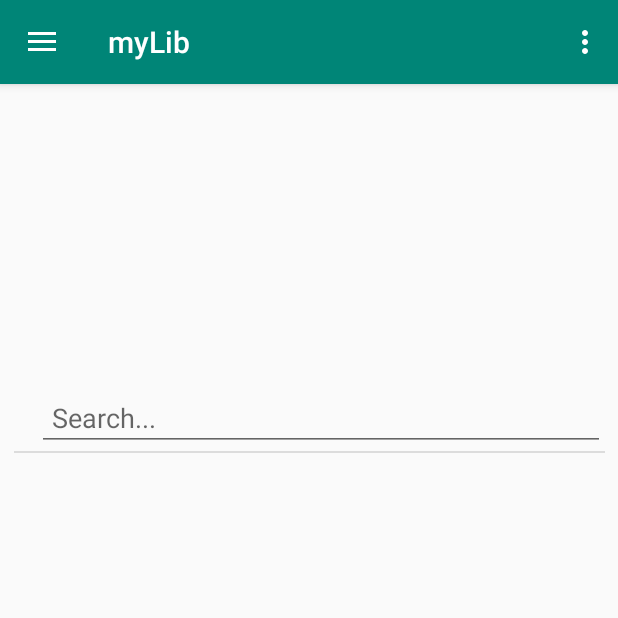
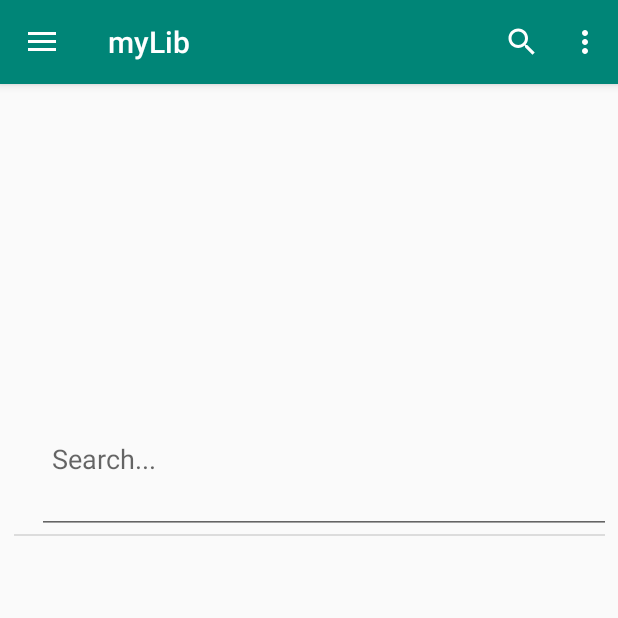
Before and after one commit to adas3000/BookStore, an Android app: the screen it shows after launch (MainActivity), on a phone screen of 412 x 824 dp, the top half of it. Run offline under Robolectric (Android 15) with nearby library versions, the phone set to English and light mode, and no system bars; our stand-ins replace Picasso; 2 statements that could not run were skipped.

Commit message:
Commit before removing listviewheader

```diff
--- a/app/build.gradle
+++ b/app/build.gradle
@@ -29,7 +29,7 @@ dependencies {
     implementation 'com.google.android.material:material:1.0.0'
     implementation 'androidx.constraintlayout:constraintlayout:1.1.3'
     implementation 'com.squareup.picasso:picasso:2.5.2'
-    implementation group: 'joda-time', name: 'joda-time', version: '2.8.1'
+    implementation group: 'joda-time', name: 'joda-time', version: '2.10'
     testImplementation 'junit:junit:4.12'
     androidTestImplementation 'androidx.test:runner:1.2.0'
     androidTestImplementation 'androidx.test.espresso:espresso-core:3.2.0'
--- a/app/src/main/java/com/example/mylib/AllBooksFragment.java
+++ b/app/src/main/java/com/example/mylib/AllBooksFragment.java
@@ -1,19 +1,18 @@
 package com.example.mylib;
 
 import android.annotation.TargetApi;
-import android.content.Context;
+
 import android.os.Bundle;
-import android.text.Editable;
-import android.text.TextWatcher;
+
 import android.view.LayoutInflater;
 import android.view.View;
 import android.view.ViewGroup;
-import android.widget.EditText;
+
 import android.widget.ListView;
-import android.widget.TextView;
 
 import androidx.annotation.NonNull;
 import androidx.annotation.Nullable;
+
 import androidx.fragment.app.Fragment;
 
 import com.example.mylib.BackPressed.IOnBackPressed;
@@ -25,9 +24,7 @@ import java.util.ArrayList;
 
 public class AllBooksFragment extends Fragment implements IOnBackPressed {
 
-    private Context context;
     private SqlManager sqlManager;
-    private boolean onlyReaden = false;
     private ArrayList<Book> bookArrayList;
     private ListView listView;
 
@@ -39,12 +36,12 @@ public class AllBooksFragment extends Fragment implements IOnBackPressed {
 
         View view = inflater.inflate(R.layout.allbooks_activity, container, false);
 
-        context = getContext();
+
         sqlManager = SqlManager.getInstance();
         bookArrayList = sqlManager.getValues();
 
         listView = view.findViewById(R.id.myListViewEmails);
-        ItemAdapter itemAdapter = new ItemAdapter(view.getContext(), bookArrayList, onlyReaden);
+        ItemAdapter itemAdapter = new ItemAdapter(view.getContext(), bookArrayList);
 
 
         LayoutInflater layoutInflater = getLayoutInflater();
@@ -56,7 +53,7 @@ public class AllBooksFragment extends Fragment implements IOnBackPressed {
 
 
         listView.setOnItemClickListener((adapterView, view1, i, l) -> {
-            Book clicked_Book = bookArrayList.get(i-1);
+            Book clicked_Book = bookArrayList.get(i - 1);
 
             SingleBookFragment nextFragment = new SingleBookFragment();
             nextFragment.setBook(clicked_Book);
@@ -64,7 +61,7 @@ public class AllBooksFragment extends Fragment implements IOnBackPressed {
         });
 
 
-        EditText editText_Search = view.findViewById(R.id.editText_Search);
+     /*   EditText editText_Search = view.findViewById(R.id.editText_Search);
         editText_Search.addTextChangedListener(new TextWatcher() {
             @Override
             public void beforeTextChanged(CharSequence charSequence, int i, int i1, int i2) {
@@ -74,8 +71,7 @@ public class AllBooksFragment extends Fragment implements IOnBackPressed {
             @Override
             public void onTextChanged(CharSequence charSequence, int i, int i1, int i2) {
 
-               itemAdapter.getFilter().filter(charSequence);
-
+                itemAdapter.getFilter().filter(charSequence);
 
 
             }
@@ -86,13 +82,10 @@ public class AllBooksFragment extends Fragment implements IOnBackPressed {
 
             }
         });
+*/
 
 
         return view;
-    }
-
-    public void setOnlyReaden(boolean b) {
-        onlyReaden = b;
     }
 
     @Override
--- a/app/src/main/java/com/example/mylib/Data/AppData.java
+++ b/app/src/main/java/com/example/mylib/Data/AppData.java
@@ -2,10 +2,15 @@ package com.example.mylib.Data;
 
 import android.app.Application;
 import android.content.Context;
+import android.widget.SearchView;
 
 public class AppData extends Application {
 
     private static  Context mContext ;
+
+
+
+    private static SearchView searchView;
 
     @Override
     public void onCreate() {
@@ -14,6 +19,8 @@ public class AppData extends Application {
     }
 
 
+
+
     public static Context getContext(){return mContext;}
 
 }
--- a/app/src/main/java/com/example/mylib/Data/ItemAdapter.java
+++ b/app/src/main/java/com/example/mylib/Data/ItemAdapter.java
@@ -25,19 +25,17 @@ public class ItemAdapter extends BaseAdapter implements Filterable {
     private LayoutInflater layoutInflater;
     private ArrayList<Book> bookArrayList_originalData;
     private ArrayList<Book> bookArrayList_filteredData;
-    private boolean onlyReaden;
     private ItemFilter itemFilter = new ItemFilter();
 
-    public ItemAdapter(Context context, ArrayList<Book> bookArrayList, boolean onlyReaden) {
+    public ItemAdapter(Context context, ArrayList<Book> bookArrayList) {
         this.layoutInflater = (LayoutInflater) context.getSystemService(Context.LAYOUT_INFLATER_SERVICE);
         this.bookArrayList_originalData = bookArrayList;
         this.bookArrayList_filteredData = bookArrayList;
-        this.onlyReaden = onlyReaden;
 
 
-        if (onlyReaden) {
-            bookArrayList.removeIf(b -> !b.isReadenByUser());
-        }
+
+        //    bookArrayList.removeIf(b -> !b.isReadenByUser());
+
     }
 
 
--- /dev/null
+++ b/app/src/main/res/drawable/ic_search.xml
@@ -0,0 +1,9 @@
+<vector xmlns:android="http://schemas.android.com/apk/res/android"
+        android:width="24dp"
+        android:height="24dp"
+        android:viewportWidth="24.0"
+        android:viewportHeight="24.0">
+    <path
+        android:fillColor="#FFFFFF"
+        android:pathData="M15.5,14h-0.79l-0.28,-0.27C15.41,12.59 16,11.11 16,9.5 16,5.91 13.09,3 9.5,3S3,5.91 3,9.5 5.91,16 9.5,16c1.61,0 3.09,-0.59 4.23,-1.57l0.27,0.28v0.79l5,4.99L20.49,19l-4.99,-5zM9.5,14C7.01,14 5,11.99 5,9.5S7.01,5 9.5,5 14,7.01 14,9.5 11.99,14 9.5,14z"/>
+</vector>
--- a/app/src/main/res/layout/app_bar_main.xml
+++ b/app/src/main/res/layout/app_bar_main.xml
@@ -17,7 +17,10 @@
             android:layout_width="match_parent"
             android:layout_height="?attr/actionBarSize"
             android:background="?attr/colorPrimary"
+            app:layout_scrollFlags="scroll|enterAlways"
             app:popupTheme="@style/AppTheme.PopupOverlay" />
+
+
 
     </com.google.android.material.appbar.AppBarLayout>
 
--- a/app/src/main/res/layout/listviewheader.xml
+++ b/app/src/main/res/layout/listviewheader.xml
@@ -7,8 +7,8 @@
 
     <EditText
         android:id="@+id/editText_Search"
-        android:layout_width="match_parent"
-        android:layout_height="wrap_content"
+        android:layout_width="397dp"
+        android:layout_height="100dp"
         android:layout_marginLeft="15dp"
         android:layout_marginTop="25dp"
         android:focusable="true"
@@ -16,10 +16,9 @@
         android:inputType="text"
         android:padding="10dp"
         android:textColor="@color/colorBlack"
+        android:textColorHighlight="@color/colorBlack"
         android:textColorLink="@color/colorBlack"
-        android:textColorHighlight="@color/colorBlack"
-        android:textCursorDrawable="@color/colorBlack"
-        />
+        android:textCursorDrawable="@color/colorBlack" />
 
 
 
--- a/app/src/main/res/menu/activity_main_drawer.xml
+++ b/app/src/main/res/menu/activity_main_drawer.xml
@@ -3,11 +3,10 @@
     xmlns:tools="http://schemas.android.com/tools"
     tools:showIn="navigation_view">
 
+
+
+
     <group android:checkableBehavior="single">
-        <item
-            android:id="@+id/mylib_books"
-            android:icon="@drawable/ic_mylib"
-            android:title="@string/menu_lib" />
         <item
             android:id="@+id/mylib_allbooks"
             android:icon="@drawable/ic_books"
--- a/app/src/main/res/menu/main.xml
+++ b/app/src/main/res/menu/main.xml
@@ -5,4 +5,10 @@
         android:title="@string/action_settings"
         android:orderInCategory="100"
         app:showAsAction="never" />
+    <item
+        android:id="@+id/action_search"
+        android:icon="@drawable/ic_search"
+        android:title="Search"
+        app:actionViewClass="android.widget.SearchView"
+        app:showAsAction="always" />
 </menu>
--- a/app/src/main/res/values/strings.xml
+++ b/app/src/main/res/values/strings.xml
@@ -7,8 +7,7 @@
     <string name="nav_header_desc">Navigation header</string>
     <string name="action_settings">Settings</string>
 
-    <string name="menu_lib">My Library</string>
-    <string name="menu_books">Books</string>
+    <string name="menu_books">Library</string>
     <string name="title_activity_mylib_activity">mylib_activity</string>
     <string name="title_activity_mylib">activity_mylib</string>
 
```
Also changed, not shown: app/src/main/java/com/example/mylib/MainActivity.java (+22 -11 lines).
